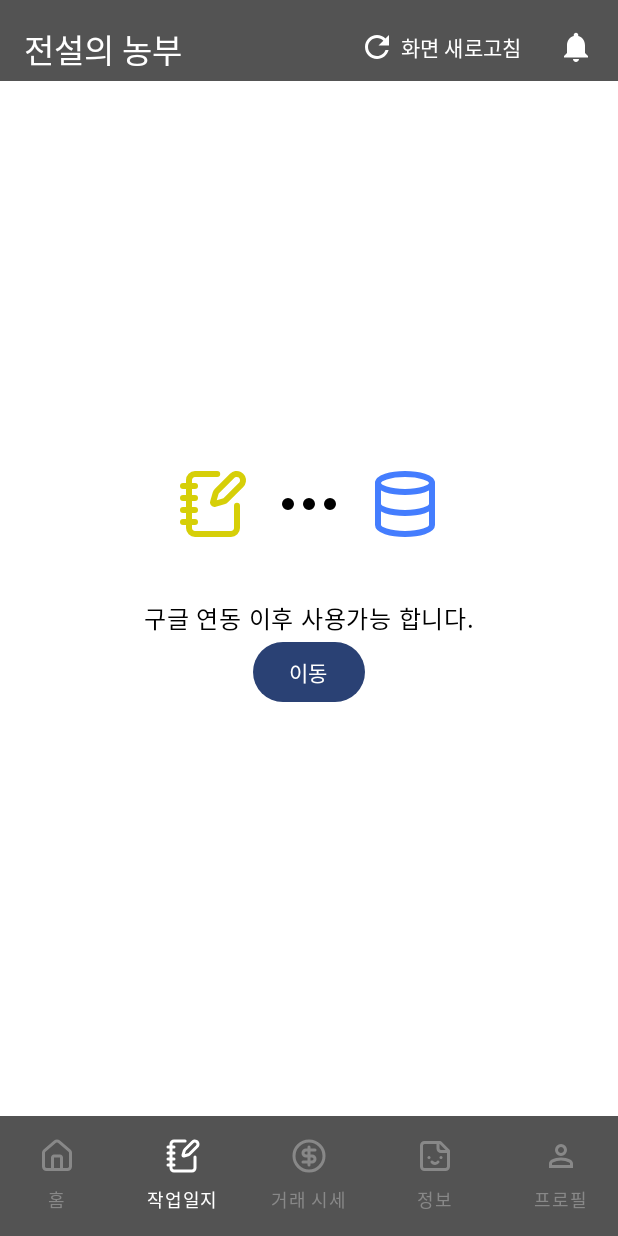
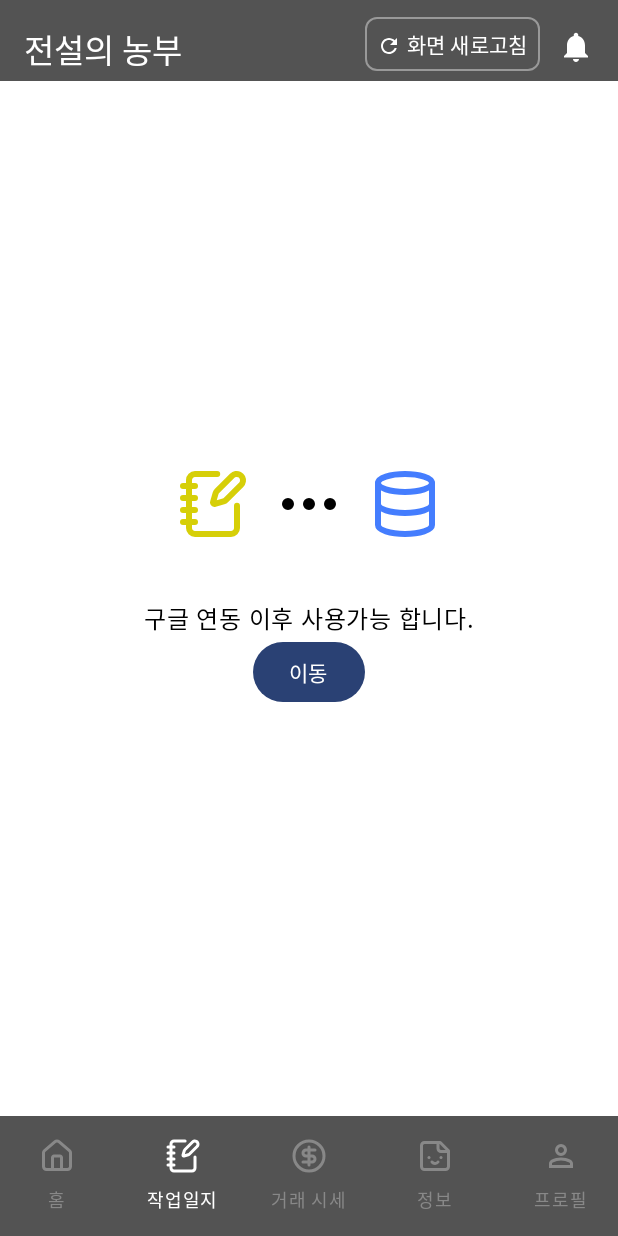
Before and after one commit to DarkBadBear/android_liteum, an Android app built with Jetpack Compose: the screen it shows after launch (MainActivity), item 2 of the bottom bar chosen, on a phone screen of 412 x 824 dp. Run offline under Robolectric (Android 15) with nearby library versions, the phone set to English and light mode, and no system bars; our stand-ins replace Firebase (no records; nobody signed in at launch, a user with empty details on screens opened directly), Room's generated code; pictures from the network do not load; 7 statements that could not run were skipped.

Commit message:
마무리

```diff
--- a/app/src/main/java/com/peachspot/legendkofarm/ui/components/TopBar.kt
+++ b/app/src/main/java/com/peachspot/legendkofarm/ui/components/TopBar.kt
@@ -4,18 +4,24 @@ package com.peachspot.legendkofarm.ui.components
 
 //import androidx.compose.ui.graphics.Color // 직접 색상 지정 대신 MaterialTheme 사용 권장
 import android.view.SoundEffectConstants
+import androidx.compose.foundation.border
 import androidx.compose.foundation.clickable
+import androidx.compose.foundation.layout.Box
+import androidx.compose.foundation.layout.PaddingValues
 
 import androidx.compose.foundation.layout.Spacer
 import androidx.compose.foundation.layout.WindowInsets
 import androidx.compose.foundation.layout.height
 import androidx.compose.foundation.layout.padding
+import androidx.compose.foundation.layout.size
 import androidx.compose.foundation.layout.width
+import androidx.compose.foundation.shape.RoundedCornerShape
 import androidx.compose.material.icons.Icons
 import androidx.compose.material.icons.automirrored.filled.ArrowBack
 import androidx.compose.material.icons.filled.Menu
 import androidx.compose.material.icons.filled.Notifications
 import androidx.compose.material.icons.filled.Refresh
+import androidx.compose.material3.ButtonDefaults
 import androidx.compose.material3.ExperimentalMaterial3Api
 import androidx.compose.material3.Icon
 import androidx.compose.material3.IconButton
@@ -67,12 +73,41 @@ fun MyAppTopBar(
              }
          },
         actions = {
-            TextButton(onClick = onRefreshClicked) {
-                Icon(Icons.Default.Refresh, contentDescription = "화면 새로고침" ,tint = Color.White ,modifier = Modifier.padding(top = 8.dp))
+            Box(modifier = Modifier.padding(top = 3.dp)) {
+
+                TextButton(
+                onClick = onRefreshClicked,
+                    modifier = Modifier.height(36.dp)
+                    .border(
+                        width = 1.dp,
+                        color = Color(0xFF999999),
+                        shape = RoundedCornerShape(8.dp)
+                    )
+                    .padding(0.dp), // 테두리 안쪽 여유공간
+                shape = RoundedCornerShape(8.dp),
+                    contentPadding = PaddingValues(horizontal = 8.dp, vertical = 0.dp),
+                colors = ButtonDefaults.textButtonColors(
+                    containerColor = Color.Transparent // 배경 없으면 필요
+                )
+            ) {
+                Icon(
+                    Icons.Default.Refresh,
+                    contentDescription = "화면 새로고침",
+                    tint = Color.White,
+                    modifier = Modifier.padding(top = 2.dp).size(16.dp)
+                )
                 Spacer(modifier = Modifier.width(4.dp))
-                Text("화면 새로고침",color=Color.White,
-                    modifier = Modifier.padding(top = 8.dp)) // 상단 패딩만 12dp 주기)
+                Text(
+                    "화면 새로고침", color = Color.White,
+                    modifier = Modifier.padding(bottom =0.dp)
+                ) // 상단 패딩만 12dp 주기)
+
             }
+
+
+        }
+
+
 
             IconButton(onClick = {
                 view.playSoundEffect(SoundEffectConstants.CLICK)
```
